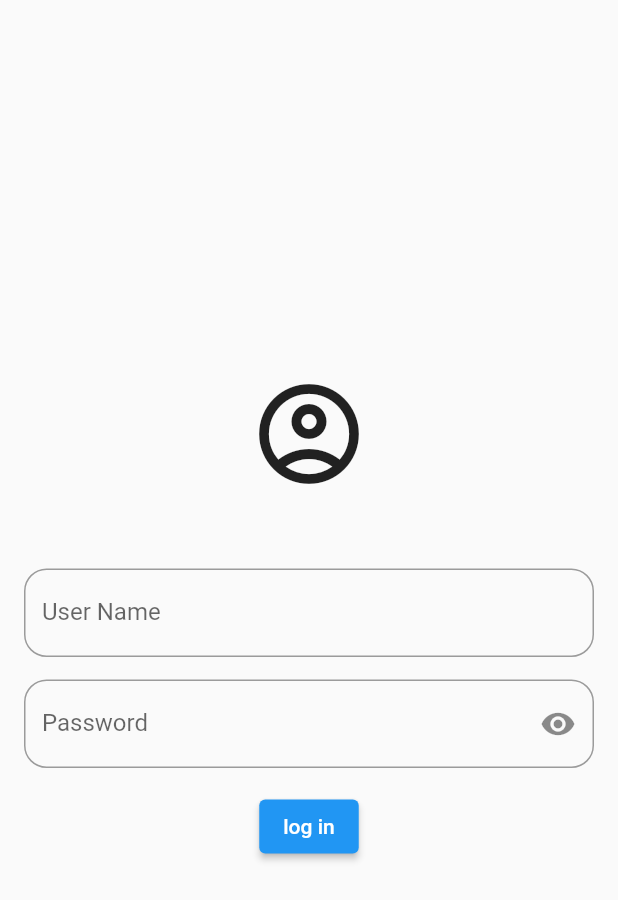
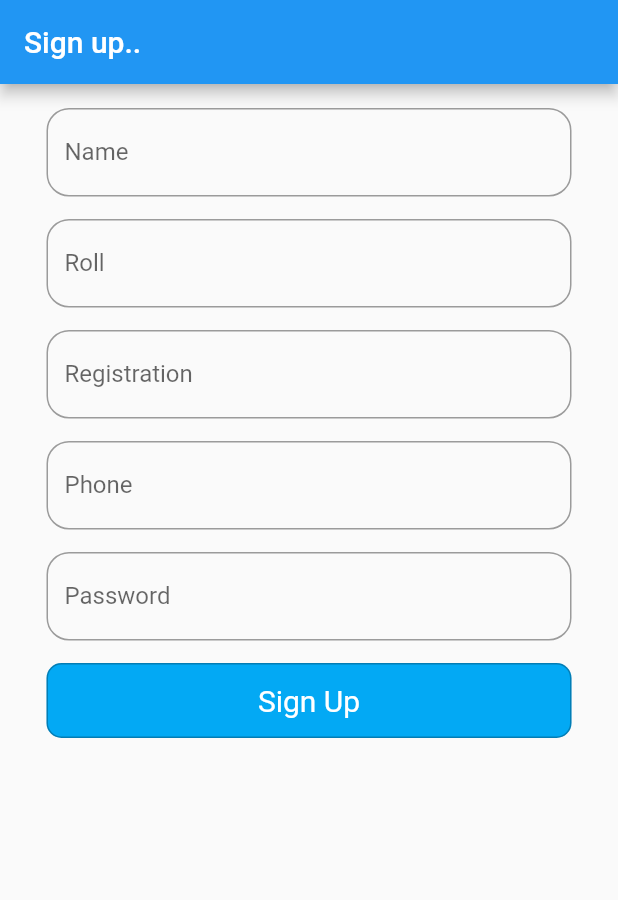
Before and after one commit to shafi21064/Amar_Institute, a Flutter app: the screen it shows after launch, on a phone screen of 412 x 824 dp. Shown: the top 900 px of the screen. Run offline on Flutter 3.47's test engine with Material 2 defaults, Android fonts, the phone set to English and light mode, and no system bars.

Commit message:
sign up page added

```diff
--- a/lib/main.dart
+++ b/lib/main.dart
@@ -1,4 +1,5 @@
 import 'package:amar_institute/pages/log_in.dart';
+import 'package:amar_institute/pages/sign_up.dart';
 import 'package:amar_institute/widgets/input_field.dart';
 import 'package:flutter/material.dart';
 
@@ -18,7 +19,7 @@ class _MyAppState extends State<MyApp> {
   Widget build(BuildContext context) {
     return const MaterialApp(
       title:"Amar Institute",
-      home: LogInPage(),
+      home: SignUpPage(),
     );
   }
 }
--- a/lib/pages/log_in.dart
+++ b/lib/pages/log_in.dart
@@ -1,3 +1,4 @@
+import 'package:amar_institute/widgets/button_.dart';
 import 'package:amar_institute/widgets/input_field.dart';
 import 'package:flutter/material.dart';
 
@@ -55,11 +56,20 @@ class _LogInPageState extends State<LogInPage> {
                   setState(() {
                     _show = !_show;
                   });
-                },),),
+                },
+              ),
+            ),
             const SizedBox(
-              height: 15,
+              height: 25,
             ),
-            ElevatedButton(onPressed: (){ButtonPress();},  child: Text("log in"))
+
+            EleButton(
+              buttonName: "Log In",
+              buttonWork: (){
+                ButtonPress();
+              },
+            )
+
           ],
         ),
       ),
--- /dev/null
+++ b/lib/pages/sign_up.dart
@@ -0,0 +1,103 @@
+import 'package:amar_institute/widgets/button_.dart';
+import 'package:amar_institute/widgets/input_field.dart';
+import 'package:flutter/material.dart';
+
+class SignUpPage extends StatefulWidget {
+  const SignUpPage({Key? key}) : super(key: key);
+
+  @override
+  State<SignUpPage> createState() => _SignUpPageState();
+}
+
+class _SignUpPageState extends State<SignUpPage> {
+
+  void ButtonPress(){
+    print(userNameController.text);
+    print(userRollController.text);
+    print(userRegController.text);
+    print(userPhoneController.text);
+    print(userPasswordController.text);
+    print("change");
+  }
+
+  final userNameController = TextEditingController();
+  final userRollController = TextEditingController();
+  final userRegController = TextEditingController();
+  final userPhoneController = TextEditingController();
+  final userPasswordController = TextEditingController();
+
+  bool _show = false;
+
+
+  @override
+  Widget build(BuildContext context) {
+    return Scaffold(
+      appBar: AppBar(
+        title: Text("Sign up.."),
+      ),
+      body: ListView(
+        children:[ Container(
+          alignment: Alignment.center,
+          padding: EdgeInsets.all(16),
+          child: Column(
+            mainAxisAlignment: MainAxisAlignment.center,
+            crossAxisAlignment: CrossAxisAlignment.center,
+            children: [
+              InputField(
+                labelText: "Name",
+                  controller: userNameController,
+                  obcecureText: _show,
+              ),
+              SizedBox(
+                height: 15,
+              ),
+
+              InputField(
+                labelText: "Roll",
+                controller: userRollController,
+                obcecureText: _show,
+                inputType: TextInputType.number,
+              ),
+              SizedBox(
+                height: 15,
+              ),
+
+              InputField(
+                  labelText: "Registration",
+                  controller: userRegController,
+                  obcecureText: _show,
+                  inputType: TextInputType.number
+              ),
+              SizedBox(
+                height: 15,
+              ),
+
+              InputField(
+                  labelText: "Phone",
+                  controller: userPhoneController,
+                  obcecureText: _show,
+                  inputType: TextInputType.number
+              ),
+              SizedBox(
+                height: 15,
+              ),
+
+              InputField(
+                  labelText: "Password",
+                  controller: userPasswordController,
+                  obcecureText: !_show,
+                  inputType: TextInputType.number
+              ),
+              SizedBox(
+                height: 15,
+              ),
+
+              EleButton(buttonName: "Sign Up", buttonWork: (){ ButtonPress(); })
+            ],
+          ),
+        ),
+      ]
+      ),
+    );
+  }
+}
--- /dev/null
+++ b/lib/widgets/button_.dart
@@ -0,0 +1,46 @@
+import 'package:flutter/material.dart';
+
+class EleButton extends StatelessWidget {
+
+  String buttonName;
+  final buttonWork;
+
+   EleButton({Key? key, required this.buttonName, required this.buttonWork}) : super(key: key);
+
+  @override
+  Widget build(BuildContext context) {
+    return InkWell(
+      onTap: (){
+        buttonWork();
+      },
+
+      hoverColor: Colors.black26,
+      borderRadius: BorderRadius.circular(10),
+      child: Container(
+        alignment: Alignment.center,
+        width: 350,
+        height: 50,
+        margin: EdgeInsets.only(bottom: 5),
+        padding: EdgeInsets.all(10),
+        //height: 50,
+        //width: 250,
+        decoration: BoxDecoration(
+          shape: BoxShape.rectangle,
+          borderRadius: BorderRadius.circular(10),
+          color: Colors.lightBlue,
+          border:  Border.all(color: Colors.black26, ),
+          //boxShadow:
+        ),
+
+        child: Text(
+          buttonName,
+          style: const TextStyle(
+            fontSize: 20,
+            color: Colors.white,
+
+          ),
+        ),
+      ),
+    );
+  }
+}
--- a/lib/widgets/input_field.dart
+++ b/lib/widgets/input_field.dart
@@ -3,13 +3,15 @@ import 'package:flutter/material.dart';
 class InputField extends StatelessWidget {
 
   String? hintText, labelText;
-  final passwordIcon, controller;
-  bool obcecureText = true;
+  final passwordIcon, controller, inputType, errorText;
+  bool obcecureText = false;
 
   InputField({Key? key,
-    this.labelText,
+    required this.labelText,
     this.hintText,
     this.passwordIcon,
+    this.inputType,
+    this.errorText,
     required this.controller,
     required this.obcecureText
   }) : super(key: key);
@@ -17,6 +19,7 @@ class InputField extends StatelessWidget {
   @override
   Widget build(BuildContext context) {
     return Container(
+      width: 350,
       //margin: const EdgeInsets.only(top: 15),
       child: TextField(
         decoration: InputDecoration(
@@ -26,10 +29,13 @@ class InputField extends StatelessWidget {
           hintText:hintText,
           labelText: labelText,
           suffixIcon: passwordIcon,
+          errorText: errorText
       ),
         obscureText: obcecureText,
         obscuringCharacter: "*",
         controller: controller,
+        keyboardType: inputType,
+
       )
     );
 
```
